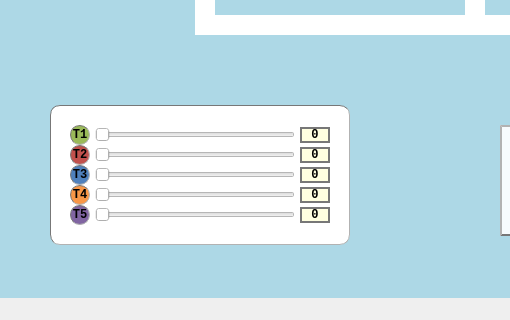
davi-i/projeto-trens, file mainwindow.ui: the form before one commit; both pictures show x 0 to 510 and y 272 to 592 of the 950 by 592 pixel window.
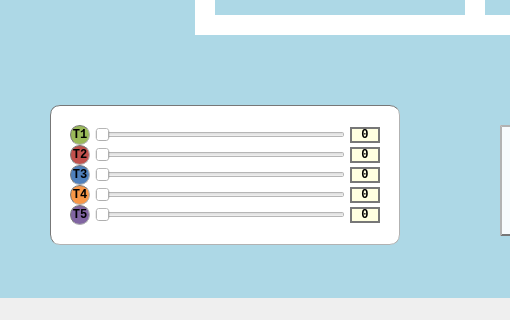
The form after the commit.

Commit message: refactor: made the code a little better

Patch:
```diff
--- a/mainwindow.ui
+++ b/mainwindow.ui
@@ -395,7 +395,7 @@
      <rect>
       <x>50</x>
       <y>360</y>
-      <width>300</width>
+      <width>350</width>
       <height>140</height>
      </rect>
     </property>
@@ -416,7 +416,7 @@
       <rect>
        <x>45</x>
        <y>40</y>
-       <width>200</width>
+       <width>250</width>
        <height>20</height>
       </rect>
      </property>
@@ -440,7 +440,7 @@
       <rect>
        <x>45</x>
        <y>60</y>
-       <width>200</width>
+       <width>250</width>
        <height>20</height>
       </rect>
      </property>
@@ -466,7 +466,7 @@
       <rect>
        <x>45</x>
        <y>80</y>
-       <width>200</width>
+       <width>250</width>
        <height>20</height>
       </rect>
      </property>
@@ -491,7 +491,7 @@
       <rect>
        <x>45</x>
        <y>100</y>
-       <width>200</width>
+       <width>250</width>
        <height>20</height>
       </rect>
      </property>
@@ -516,7 +516,7 @@
       <rect>
        <x>45</x>
        <y>20</y>
-       <width>200</width>
+       <width>250</width>
        <height>20</height>
       </rect>
      </property>
@@ -524,6 +524,7 @@
       <string notr="true">QSlider {
 selection-background-color: #9aba59;
 background-color:white;
+selection-color: yellow;
 }</string>
      </property>
      <property name="maximum">
@@ -669,7 +670,7 @@
     <widget class="QLabel" name="label">
      <property name="geometry">
       <rect>
-       <x>250</x>
+       <x>300</x>
        <y>22</y>
        <width>30</width>
        <height>16</height>
@@ -678,7 +679,6 @@
      <property name="font">
       <font>
        <family>Monospace</family>
-       <weight>75</weight>
        <bold>true</bold>
       </font>
      </property>
@@ -699,7 +699,7 @@
     <widget class="QLabel" name="label_2">
      <property name="geometry">
       <rect>
-       <x>250</x>
+       <x>300</x>
        <y>42</y>
        <width>30</width>
        <height>16</height>
@@ -708,7 +708,6 @@
      <property name="font">
       <font>
        <family>Monospace</family>
-       <weight>75</weight>
        <bold>true</bold>
       </font>
      </property>
@@ -729,7 +728,7 @@
     <widget class="QLabel" name="label_3">
      <property name="geometry">
       <rect>
-       <x>250</x>
+       <x>300</x>
        <y>62</y>
        <width>30</width>
        <height>16</height>
@@ -738,7 +737,6 @@
      <property name="font">
       <font>
        <family>Monospace</family>
-       <weight>75</weight>
        <bold>true</bold>
       </font>
      </property>
@@ -759,7 +757,7 @@
     <widget class="QLabel" name="label_4">
      <property name="geometry">
       <rect>
-       <x>250</x>
+       <x>300</x>
        <y>82</y>
        <width>30</width>
        <height>16</height>
@@ -768,7 +766,6 @@
      <property name="font">
       <font>
        <family>Monospace</family>
-       <weight>75</weight>
        <bold>true</bold>
       </font>
      </property>
@@ -789,7 +786,7 @@
     <widget class="QLabel" name="label_5">
      <property name="geometry">
       <rect>
-       <x>250</x>
+       <x>300</x>
        <y>102</y>
        <width>30</width>
        <height>16</height>
@@ -798,7 +795,6 @@
      <property name="font">
       <font>
        <family>Monospace</family>
-       <weight>75</weight>
        <bold>true</bold>
       </font>
      </property>
```
Left out of the diff: 11 changed lines with no effect on the pictures. The commit also changes 1 other file.
